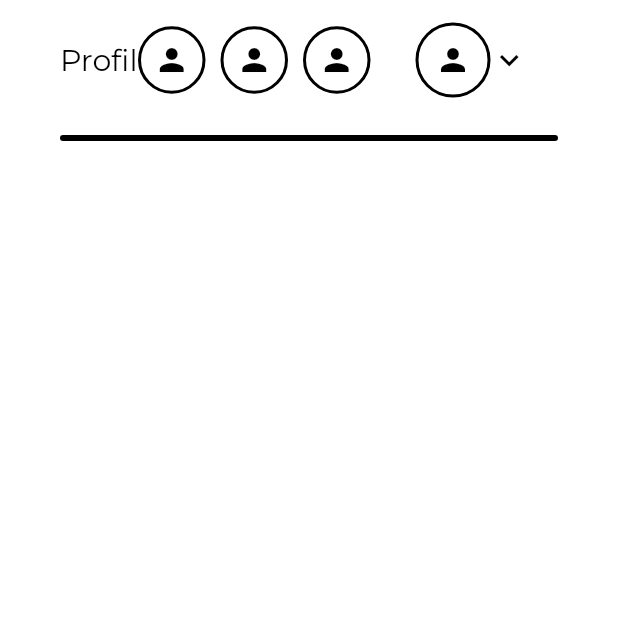
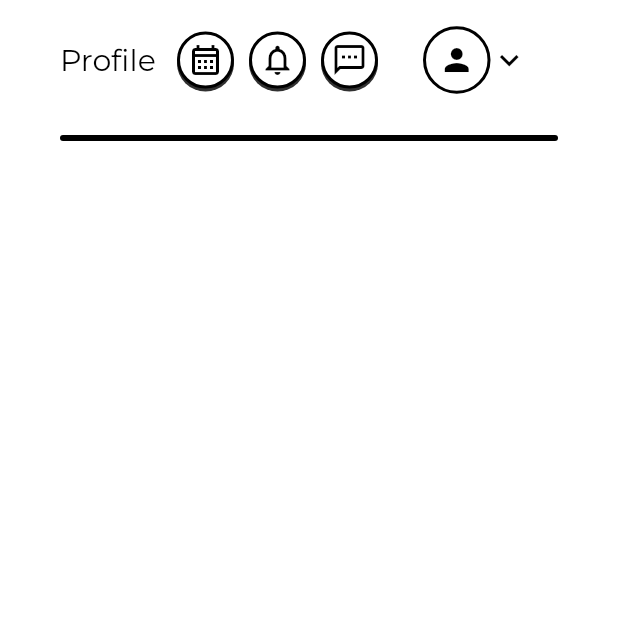
Before and after one commit to vishal701goswami/bms, a Flutter app: the screen it shows after launch, on a phone screen of 412 x 824 dp, the top half of it. Run offline on Flutter 3.47's test engine with Material 2 defaults, Android fonts, the light colour scheme and no system bars; our stand-ins replace google_fonts.

Commit message:
HomePage update

```diff
--- a/lib/HomePage.dart
+++ b/lib/HomePage.dart
@@ -44,22 +44,91 @@ class _DashbordState extends State<Dashbord> {
                   crossAxisAlignment: CrossAxisAlignment.center,
                   children: [
                     Container(
-                      height: 45,
-                      width: 45,
+                      height: 38,
+                      width: 38,
                       decoration: BoxDecoration(
+                        boxShadow: const [
+                          BoxShadow(
+                            color: Color.fromARGB(255, 49, 49, 49),
+                            blurRadius: 0.0, // soften the shadow
+                            spreadRadius: 0.01, //extend the shadow
+                            offset: Offset(
+                              0.0, // Move to right 10  horizontally
+                              2.0, // Move to bottom 10 Vertically
+                            ),
+                          )
+                        ],
                         color: Colors.white,
                         borderRadius: BorderRadius.circular(500),
                         border: Border.all(width: 2, color: Colors.black),
                       ),
                       child: const Center(
                         child: Icon(
-                          Icons.person,
+                          Icons.calendar_month_outlined,
                           color: Colors.black,
                         ),
                       ),
                     ),
                     const SizedBox(
                       width: 10,
+                    ),
+                    Container(
+                      height: 38,
+                      width: 38,
+                      decoration: BoxDecoration(
+                        boxShadow: const [
+                          BoxShadow(
+                            color: Color.fromARGB(255, 49, 49, 49),
+                            blurRadius: 0.0, // soften the shadow
+                            spreadRadius: 0.01, //extend the shadow
+                            offset: Offset(
+                              0.0, // Move to right 10  horizontally
+                              2.0, // Move to bottom 10 Vertically
+                            ),
+                          )
+                        ],
+                        color: Colors.white,
+                        borderRadius: BorderRadius.circular(500),
+                        border: Border.all(width: 2, color: Colors.black),
+                      ),
+                      child: const Center(
+                        child: Icon(
+                          Icons.notifications_none_outlined,
+                          color: Colors.black,
+                        ),
+                      ),
+                    ),
+                    const SizedBox(
+                      width: 10,
+                    ),
+                    Container(
+                      height: 38,
+                      width: 38,
+                      decoration: BoxDecoration(
+                        boxShadow: const [
+                          BoxShadow(
+                            color: Color.fromARGB(255, 49, 49, 49),
+                            blurRadius: 0.0, // soften the shadow
+                            spreadRadius: 0.01, //extend the shadow
+                            offset: Offset(
+                              0.0, // Move to right 10  horizontally
+                              2.0, // Move to bottom 10 Vertically
+                            ),
+                          )
+                        ],
+                        color: Colors.white,
+                        borderRadius: BorderRadius.circular(500),
+                        border: Border.all(width: 2, color: Colors.black),
+                      ),
+                      child: const Center(
+                        child: Icon(
+                          Icons.sms_outlined,
+                          color: Colors.black,
+                        ),
+                      ),
+                    ),
+                    const SizedBox(
+                      width: 30,
                     ),
                     Container(
                       height: 45,
@@ -76,48 +145,12 @@ class _DashbordState extends State<Dashbord> {
                         ),
                       ),
                     ),
-                    SizedBox(
-                      width: 10,
-                    ),
-                    Container(
-                      height: 45,
-                      width: 45,
-                      decoration: BoxDecoration(
-                        color: Colors.white,
-                        borderRadius: BorderRadius.circular(500),
-                        border: Border.all(width: 2, color: Colors.black),
-                      ),
-                      child: const Center(
-                        child: Icon(
-                          Icons.person,
-                          color: Colors.black,
-                        ),
-                      ),
-                    ),
-                    SizedBox(
-                      width: 30,
-                    ),
-                    Container(
-                      height: 50,
-                      width: 50,
-                      decoration: BoxDecoration(
-                        color: Colors.white,
-                        borderRadius: BorderRadius.circular(500),
-                        border: Border.all(width: 2, color: Colors.black),
-                      ),
-                      child: const Center(
-                        child: Icon(
-                          Icons.person,
-                          color: Colors.black,
-                        ),
-                      ),
-                    ),
-                    Icon(
+                    const Icon(
                       Icons.keyboard_arrow_down_outlined,
                       color: Colors.black,
                       size: 25,
                     ),
-                    SizedBox(
+                    const SizedBox(
                       width: 60,
                     ),
                   ],
```
Also changed, not shown: lib/HomePages/Homepage_left.dart (added), lib/HomePages/Homepage_right.dart (added).
